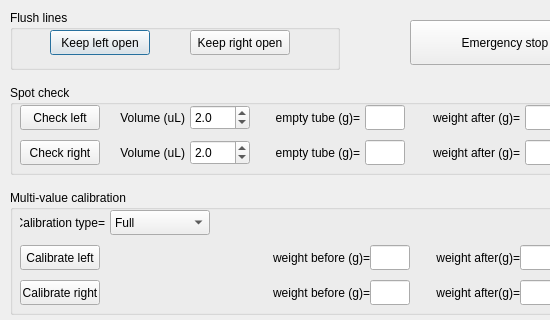
The window that src/foraging_gui/Calibration.ui (AllenNeuralDynamics/dynamic-foraging-task) describes before a commit, drawn with Qt 5; both pictures show x 0 to 550 and y 0 to 320 of the 690 by 740 pixel window.
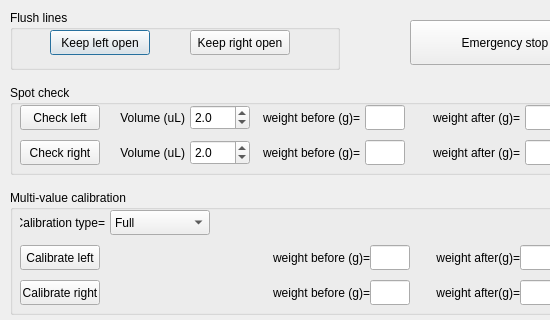
The same window after the commit.

```diff
--- a/src/foraging_gui/Calibration.ui
+++ b/src/foraging_gui/Calibration.ui
@@ -313,7 +313,7 @@
                 </rect>
             </property>
             <property name="text">
-                <string>empty tube (g)=</string>
+                <string>weight before (g)=</string>
             </property>
             <property name="textFormat">
                 <enum>Qt::AutoText</enum>
@@ -332,7 +332,7 @@
                 </rect>
             </property>
             <property name="text">
-                <string>empty tube (g)=</string>
+                <string>weight before (g)=</string>
             </property>
             <property name="textFormat">
                 <enum>Qt::AutoText</enum>
```
